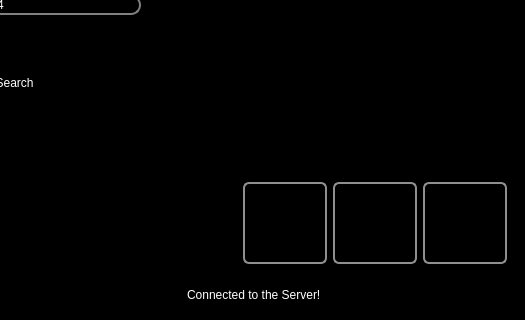
Above: gui/ui/QueryParameters.ui from marcosivni/WebHigiia before the change; both pictures show x 157 to 682 and y 270 to 590 of the 682 by 590 pixel window. Below: the same form after it.
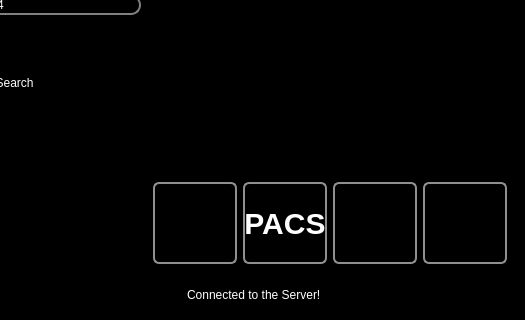
That is the form after the change. Icons and pictures are not drawn.

The edit to the form file:
```diff
--- a/gui/ui/QueryParameters.ui
+++ b/gui/ui/QueryParameters.ui
@@ -191,6 +191,41 @@
          </property>
         </widget>
        </item>
+       <item>
+        <widget class="QPushButton" name="btnPACS">
+         <property name="minimumSize">
+          <size>
+           <width>84</width>
+           <height>82</height>
+          </size>
+         </property>
+         <property name="maximumSize">
+          <size>
+           <width>82</width>
+           <height>82</height>
+          </size>
+         </property>
+         <property name="font">
+          <font>
+           <pointsize>-1</pointsize>
+           <weight>75</weight>
+           <bold>true</bold>
+          </font>
+         </property>
+         <property name="styleSheet">
+          <string notr="true">font-size: 30px;</string>
+         </property>
+         <property name="text">
+          <string>PACS</string>
+         </property>
+         <property name="iconSize">
+          <size>
+           <width>60</width>
+           <height>60</height>
+          </size>
+         </property>
+        </widget>
+       </item>
        <item>
         <widget class="QPushButton" name="btnAnalytics">
          <property name="minimumSize">
```
